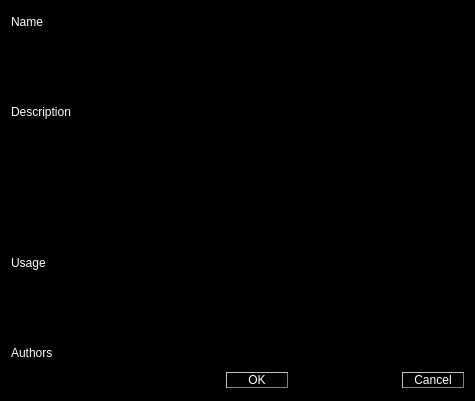
Above: src/application-qt4/block_info.ui from luisbarrancos/shrimp before the change. Below: the same form after it.
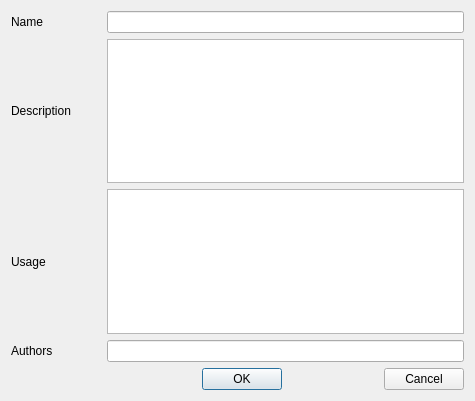
That is the form after the change.

Commit message: ENH: integrated Luis theme and moved all styles to qt/stylesheet.qss file

The edit to the form file:
```diff
--- a/src/application-qt4/block_info.ui
+++ b/src/application-qt4/block_info.ui
@@ -14,20 +14,13 @@
    <string>Block Info</string>
   </property>
   <property name="styleSheet">
-   <string notr="true">background-color: black;</string>
+   <string notr="true"/>
   </property>
   <layout class="QGridLayout" name="gridLayout">
    <item row="4" column="4">
     <widget class="QPushButton" name="cancelButton">
      <property name="styleSheet">
-      <string notr="true">QPushButton {
-  color: white;
-  background-color: black;
-  border-style: outset;
-  border-width: 1px;
-  border-color: gray;
-  min-width: 60px;
- }</string>
+      <string notr="true"/>
      </property>
      <property name="text">
       <string>Cancel</string>
@@ -37,14 +30,7 @@
    <item row="4" column="2">
     <widget class="QPushButton" name="okButton">
      <property name="styleSheet">
-      <string notr="true">QPushButton {
-  color: white;
-  background-color: black;
-  border-style: outset;
-  border-width: 1px;
-  border-color: gray;
-  min-width: 60px;
- }</string>
+      <string notr="true"/>
      </property>
      <property name="text">
       <string>OK</string>
@@ -83,35 +69,35 @@
    <item row="0" column="1" colspan="4">
     <widget class="QLineEdit" name="nameLineEdit">
      <property name="styleSheet">
-      <string notr="true">color: white;</string>
+      <string notr="true"/>
      </property>
     </widget>
    </item>
    <item row="1" column="1" colspan="4">
     <widget class="QTextEdit" name="descriptionTextEdit">
      <property name="styleSheet">
-      <string notr="true">color: white;</string>
+      <string notr="true"/>
      </property>
     </widget>
    </item>
    <item row="2" column="1" colspan="4">
     <widget class="QTextEdit" name="usageTextEdit">
      <property name="styleSheet">
-      <string notr="true">color: white;</string>
+      <string notr="true"/>
      </property>
     </widget>
    </item>
    <item row="3" column="1" colspan="4">
     <widget class="QLineEdit" name="authorsLineEdit">
      <property name="styleSheet">
-      <string notr="true">color: white;</string>
+      <string notr="true"/>
      </property>
     </widget>
    </item>
    <item row="0" column="0">
     <widget class="QLabel" name="label">
      <property name="styleSheet">
-      <string notr="true">color: white;</string>
+      <string notr="true"/>
      </property>
      <property name="text">
       <string>Name</string>
@@ -121,7 +107,7 @@
    <item row="1" column="0">
     <widget class="QLabel" name="label_2">
      <property name="styleSheet">
-      <string notr="true">color: white;</string>
+      <string notr="true"/>
      </property>
      <property name="text">
       <string>Description</string>
@@ -131,7 +117,7 @@
    <item row="2" column="0">
     <widget class="QLabel" name="label_3">
      <property name="styleSheet">
-      <string notr="true">color: white;</string>
+      <string notr="true"/>
      </property>
      <property name="text">
       <string>Usage</string>
@@ -141,7 +127,7 @@
    <item row="3" column="0">
     <widget class="QLabel" name="label_4">
      <property name="styleSheet">
-      <string notr="true">color: white;</string>
+      <string notr="true"/>
      </property>
      <property name="text">
       <string>Authors</string>
```
The commit also changes 11 other files.
